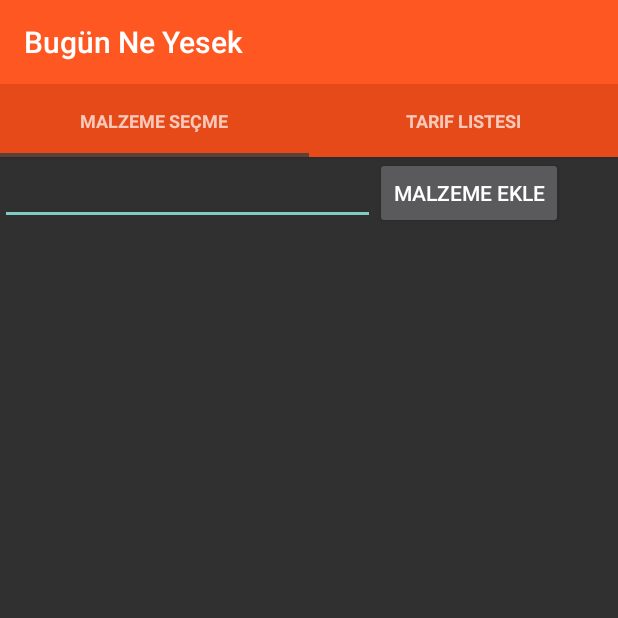
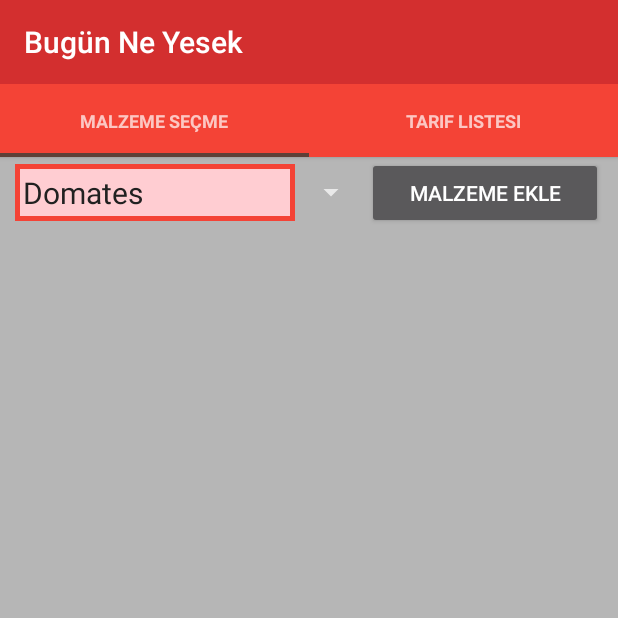
Before and after one commit to erkutdemirhan/BugunNeYesek, an Android app: the screen it shows after launch (MainActivity), on a phone screen of 412 x 824 dp, the top half of it. Run offline under Robolectric (Android 15) with nearby library versions, the phone set to English and light mode, and no system bars.

Commit message:
Ingredients list was saved into the bundle so that it can be recovered after user changes orientation of the device. Color scheme of the add ingredient fragment was changed

```diff
--- a/app/src/main/java/com/erkutdemirhan/bugunneyesek/ingredients/IngredientsViewAdapter.java
+++ b/app/src/main/java/com/erkutdemirhan/bugunneyesek/ingredients/IngredientsViewAdapter.java
@@ -17,7 +17,7 @@ import java.util.List;
  */
 public class IngredientsViewAdapter extends RecyclerView.Adapter<IngredientsViewAdapter.ViewHolder> {
 
-    private List<String> mList;
+    private ArrayList<String> mList;
     private RecyclerView mRecyclerView;
 
     public class ViewHolder extends RecyclerView.ViewHolder {
@@ -44,9 +44,9 @@ public class IngredientsViewAdapter extends RecyclerView.Adapter<IngredientsView
         }
     }
 
-    public IngredientsViewAdapter(RecyclerView recyclerView) {
+    public IngredientsViewAdapter(RecyclerView recyclerView, ArrayList<String> ingredientsList) {
         mRecyclerView = recyclerView;
-        mList = new ArrayList<>();
+        mList = ingredientsList;
     }
 
     @Override
@@ -84,4 +84,8 @@ public class IngredientsViewAdapter extends RecyclerView.Adapter<IngredientsView
         }
         return false;
     }
+
+    public ArrayList<String> getIngredientsList() {
+        return mList;
+    }
 }
--- a/app/src/main/java/com/erkutdemirhan/bugunneyesek/ingredients/SelectIngredients.java
+++ b/app/src/main/java/com/erkutdemirhan/bugunneyesek/ingredients/SelectIngredients.java
@@ -10,8 +10,8 @@ import android.view.LayoutInflater;
 import android.view.View;
 import android.view.ViewGroup;
 import android.widget.ArrayAdapter;
-import android.widget.AutoCompleteTextView;
 import android.widget.Button;
+import android.widget.Spinner;
 import android.widget.Toast;
 
 import com.erkutdemirhan.bugunneyesek.R;
@@ -24,15 +24,14 @@ import java.util.List;
  */
 public class SelectIngredients extends Fragment {
 
+    private static final String INGR_LIST_KEY = "ingredients_list_key";
+
     private List<String> mIngredients;
-    private AutoCompleteTextView mAutoCompleteTextView;
-    private ArrayAdapter<String> mAutoCompleteAdapter;
 
     private RecyclerView mRecyclerView;
     private IngredientsViewAdapter mIngredientsViewAdapter;
-    private RecyclerView.LayoutManager mLayoutManager;
 
-    private Button mAddIngredientButton;
+    private Spinner mSpinner;
 
     @Override
     public View onCreateView(LayoutInflater inflater, @Nullable ViewGroup container, @Nullable Bundle savedInstanceState) {
@@ -40,19 +39,28 @@ public class SelectIngredients extends Fragment {
 
         populateIngredientsList();
 
-        mAutoCompleteTextView = (AutoCompleteTextView) rootView.findViewById(R.id.select_ingredients_autocomplete);
-        mAutoCompleteAdapter = new ArrayAdapter<>(getActivity(), android.R.layout.simple_dropdown_item_1line, mIngredients);
-        mAutoCompleteTextView.setAdapter(mAutoCompleteAdapter);
+        mSpinner = (Spinner) rootView.findViewById(R.id.select_ingredients_spinner);
+        ArrayAdapter<String> spinnerAdapter = new ArrayAdapter<>(getActivity(), android.R.layout.simple_spinner_item, mIngredients);
+        spinnerAdapter.setDropDownViewResource(android.R.layout.simple_spinner_dropdown_item);
+        mSpinner.setAdapter(spinnerAdapter);
 
         mRecyclerView = (RecyclerView) rootView.findViewById(R.id.select_ingredients_recyclerview);
         mRecyclerView.setHasFixedSize(true);
-        mLayoutManager = new LinearLayoutManager(getActivity());
-        mRecyclerView.setLayoutManager(mLayoutManager);
-        mIngredientsViewAdapter = new IngredientsViewAdapter(mRecyclerView);
+        RecyclerView.LayoutManager layoutManager = new LinearLayoutManager(getActivity());
+        mRecyclerView.setLayoutManager(layoutManager);
+
+        ArrayList<String> ingredientsList;
+        if(savedInstanceState != null) {
+            ingredientsList = savedInstanceState.getStringArrayList(INGR_LIST_KEY);
+        } else {
+            ingredientsList = new ArrayList<>();
+        }
+
+        mIngredientsViewAdapter = new IngredientsViewAdapter(mRecyclerView, ingredientsList);
         mRecyclerView.setAdapter(mIngredientsViewAdapter);
 
-        mAddIngredientButton = (Button) rootView.findViewById(R.id.select_ingredients_button);
-        mAddIngredientButton.setOnClickListener(new View.OnClickListener() {
+        Button addIngredientsButton = (Button) rootView.findViewById(R.id.select_ingredients_button);
+        addIngredientsButton.setOnClickListener(new View.OnClickListener() {
             @Override
             public void onClick(View v) {
                 addIngredient();
@@ -60,6 +68,12 @@ public class SelectIngredients extends Fragment {
         });
 
         return rootView;
+    }
+
+    @Override
+    public void onSaveInstanceState(Bundle outState) {
+        super.onSaveInstanceState(outState);
+        outState.putStringArrayList(INGR_LIST_KEY, mIngredientsViewAdapter.getIngredientsList());
     }
 
     private void populateIngredientsList() {
@@ -77,7 +91,7 @@ public class SelectIngredients extends Fragment {
     }
 
     private void addIngredient() {
-        String ingredient = mAutoCompleteTextView.getText().toString();
+        String ingredient = String.valueOf(mSpinner.getSelectedItem());
         if(!ingredient.equals("")) {
             if(mIngredientsViewAdapter.isItemAddedBefore(ingredient)) {
                 Toast.makeText(this.getActivity(), "Bu malzemeyi listeye daha önceden eklediniz!", Toast.LENGTH_SHORT).show();
--- /dev/null
+++ b/app/src/main/res/drawable/spinner_rectangle.xml
@@ -0,0 +1,7 @@
+<?xml version="1.0" encoding="utf-8"?>
+<shape xmlns:android="http://schemas.android.com/apk/res/android" >
+    <solid android:color="@color/primary_light" />
+    <stroke
+        android:width="3dp"
+        android:color="@color/primary" />
+</shape>
--- a/app/src/main/res/layout/activity_main.xml
+++ b/app/src/main/res/layout/activity_main.xml
@@ -17,7 +17,7 @@
         android:layout_width="match_parent"
         android:layout_height="wrap_content"
         android:elevation="2dp"
-        android:background="@color/primary_dark"/>
+        android:background="@color/primary"/>
 
     <android.support.v4.view.ViewPager
         android:id="@+id/pager"
--- a/app/src/main/res/layout/ingredients_list_item.xml
+++ b/app/src/main/res/layout/ingredients_list_item.xml
@@ -5,9 +5,9 @@
     android:layout_width="match_parent"
     android:layout_height="wrap_content"
     android:layout_marginTop="10dp"
-    android:layout_marginLeft="10dp"
-    android:layout_marginRight="10dp"
-    card_view:cardBackgroundColor="@color/primary_light"
+    android:layout_marginLeft="15dp"
+    android:layout_marginRight="15dp"
+    card_view:cardBackgroundColor="@color/accent"
     card_view:cardCornerRadius="10dp"
     card_view:cardElevation="5dp" >
 
--- a/app/src/main/res/layout/select_ingredients.xml
+++ b/app/src/main/res/layout/select_ingredients.xml
@@ -1,25 +1,35 @@
 <?xml version="1.0" encoding="utf-8"?>
-<RelativeLayout xmlns:android="http://schemas.android.com/apk/res/android"
+<LinearLayout xmlns:android="http://schemas.android.com/apk/res/android"
     android:layout_width="match_parent"
-    android:layout_height="match_parent">
+    android:layout_height="match_parent"
+    android:orientation="vertical"
+    android:background="@color/divider">
 
-    <AutoCompleteTextView
-        android:id="@+id/select_ingredients_autocomplete"
-        android:layout_width="250sp"
+    <LinearLayout
+        android:layout_width="match_parent"
         android:layout_height="wrap_content"
-        android:completionThreshold="1"
-        android:layout_alignParentTop="true"
-        android:layout_alignParentLeft="true"
-        style="@style/AutoCompleteTextViewTheme" />
+        android:layout_marginRight="10dp"
+        android:layout_marginLeft="10dp"
+        android:orientation="horizontal"
+        android:weightSum="1.0">
 
-    <Button
-        android:id="@+id/select_ingredients_button"
-        android:layout_width="wrap_content"
-        android:layout_height="wrap_content"
-        android:text="@string/select_ingredients_button"
-        android:layout_alignParentTop="true"
-        android:layout_toRightOf="@+id/select_ingredients_autocomplete"
-        style="@style/ButtonTheme" />
+        <Spinner
+            android:id="@+id/select_ingredients_spinner"
+            android:layout_width="0dp"
+            android:layout_height="wrap_content"
+            android:layout_gravity="center_vertical"
+            android:layout_weight="0.60" />
+
+        <Button
+            android:id="@+id/select_ingredients_button"
+            android:layout_width="0dp"
+            android:layout_height="wrap_content"
+            android:layout_gravity="center_vertical"
+            android:layout_weight="0.40"
+            android:text="@string/select_ingredients_button"
+            android:textColor="@color/text_icons" />
+
+    </LinearLayout>
 
     <android.support.v7.widget.RecyclerView
         android:id="@+id/select_ingredients_recyclerview"
@@ -28,4 +38,4 @@
         android:scrollbars="vertical"
         android:layout_below="@+id/select_ingredients_button" />
 
-</RelativeLayout>
+</LinearLayout>
--- a/app/src/main/res/layout/tool_bar.xml
+++ b/app/src/main/res/layout/tool_bar.xml
@@ -3,6 +3,6 @@
     xmlns:android="http://schemas.android.com/apk/res/android"
     android:layout_width="match_parent"
     android:layout_height="wrap_content"
-    android:background="@color/primary"
+    android:background="@color/primary_dark"
     android:elevation="2dp"
     android:theme="@style/Base.ThemeOverlay.AppCompat.Dark"/>
--- a/app/src/main/res/values/colors.xml
+++ b/app/src/main/res/values/colors.xml
@@ -1,9 +1,9 @@
 <?xml version="1.0" encoding="utf-8"?>
 <resources>
-    <color name="primary">#FF5722</color>
-    <color name="primary_dark">#E64A19</color>
-    <color name="primary_light">#FFCCBC</color>
-    <color name="accent">#FF5252</color>
+    <color name="primary">#F44336</color>
+    <color name="primary_dark">#D32F2F</color>
+    <color name="primary_light">#FFCDD2</color>
+    <color name="accent">#FF9800</color>
     <color name="tab_scroll_color">#5D4037</color>
     <color name="primary_text">#212121</color>
     <color name="secondary_text">#727272</color>
--- a/app/src/main/res/values/styles.xml
+++ b/app/src/main/res/values/styles.xml
@@ -4,15 +4,24 @@
     <style name="AppTheme" parent="Theme.AppCompat.NoActionBar">
         <item name="windowActionBar">false</item>
         <item name="windowNoTitle">true</item>
+        <item name="android:spinnerItemStyle">@style/SpinnerItem</item>
+        <item name="android:spinnerDropDownItemStyle">@style/SpinnerDropdownItem</item>
     </style>
 
-    <style name="AutoCompleteTextViewTheme" parent="Base.Widget.AppCompat.EditText">
-        <item name="android:colorPrimary">@color/primary</item>
-        <item name="android:colorPrimaryDark">@color/primary_dark</item>
+   <style name="SpinnerItem">
+        <item name="android:textColor">@color/primary_text</item>
+        <item name="android:textSize">20sp</item>
+        <item name="android:paddingLeft">5dp</item>
+        <item name="android:paddingTop">5dp</item>
+        <item name="android:paddingBottom">5dp</item>
+        <item name="android:background">@drawable/spinner_rectangle</item>
+   </style>
+
+    <style name="SpinnerDropdownItem">
+        <item name="android:textColor">@color/primary_text</item>
+        <item name="android:textSize">15sp</item>
+        <item name="android:paddingLeft">5dp</item>
+        <item name="android:background">@drawable/spinner_rectangle</item>
     </style>
 
-    <style name="ButtonTheme" parent="Base.Widget.AppCompat.Button">
-        <item name="android:colorPrimary">@color/primary</item>
-        <item name="android:colorPrimaryDark">@color/primary_dark</item>
-    </style>
 </resources>
```
